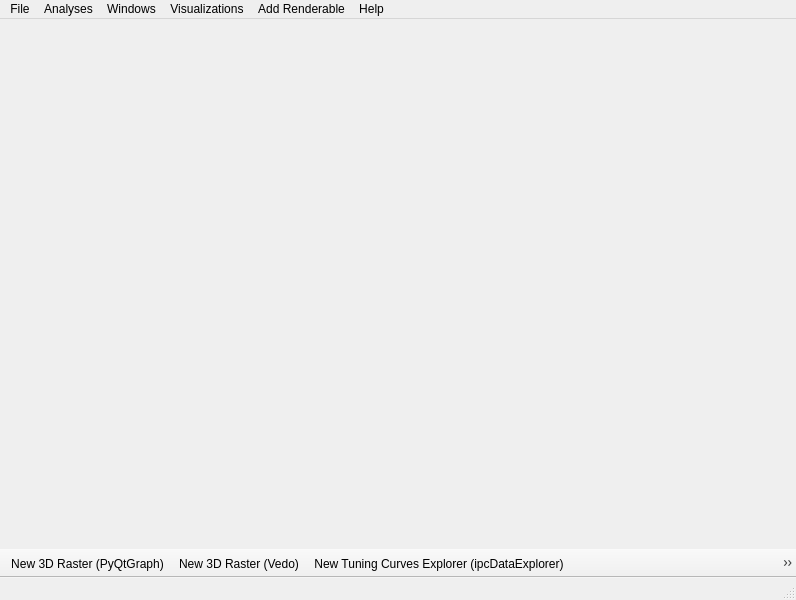
First picture: the form in src/pyphoplacecellanalysis/GUI/Qt/Menus/GlobalApplicationMenusMainWindow/GlobalApplicationMenusMainWindow.ui, repository CommanderPho/pyPhoPlaceCellAnalysis, before the edit.
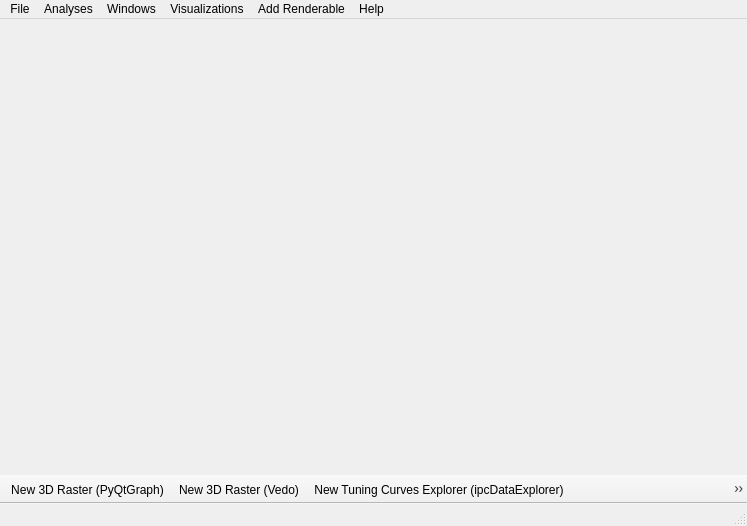
Second picture: the form after the edit. Icons and pictures are not drawn.

Commit message: unused GUI export menu

```diff
--- a/src/pyphoplacecellanalysis/GUI/Qt/Menus/GlobalApplicationMenusMainWindow/GlobalApplicationMenusMainWindow.ui
+++ b/src/pyphoplacecellanalysis/GUI/Qt/Menus/GlobalApplicationMenusMainWindow/GlobalApplicationMenusMainWindow.ui
@@ -7,8 +7,8 @@
    <rect>
     <x>0</x>
     <y>0</y>
-    <width>796</width>
-    <height>600</height>
+    <width>747</width>
+    <height>526</height>
    </rect>
   </property>
   <property name="windowTitle">
@@ -20,8 +20,8 @@
     <rect>
      <x>0</x>
      <y>0</y>
-     <width>796</width>
-     <height>22</height>
+     <width>747</width>
+     <height>21</height>
     </rect>
    </property>
    <widget class="QMenu" name="menuFile">
```
Left out of the diff: 31 changed lines with no effect on the pictures.
